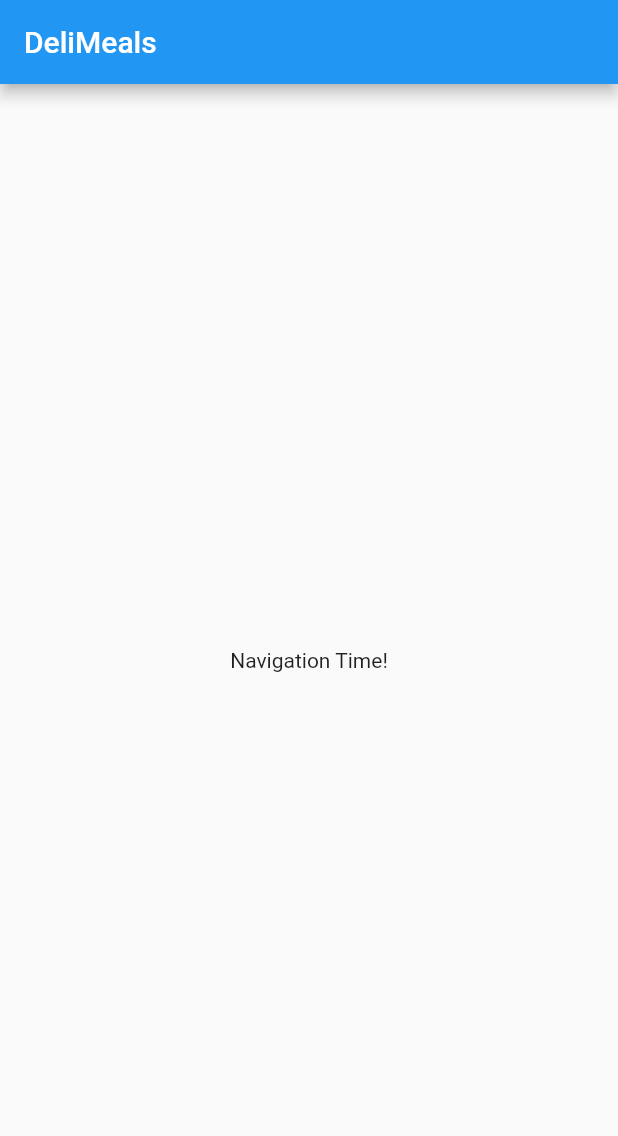
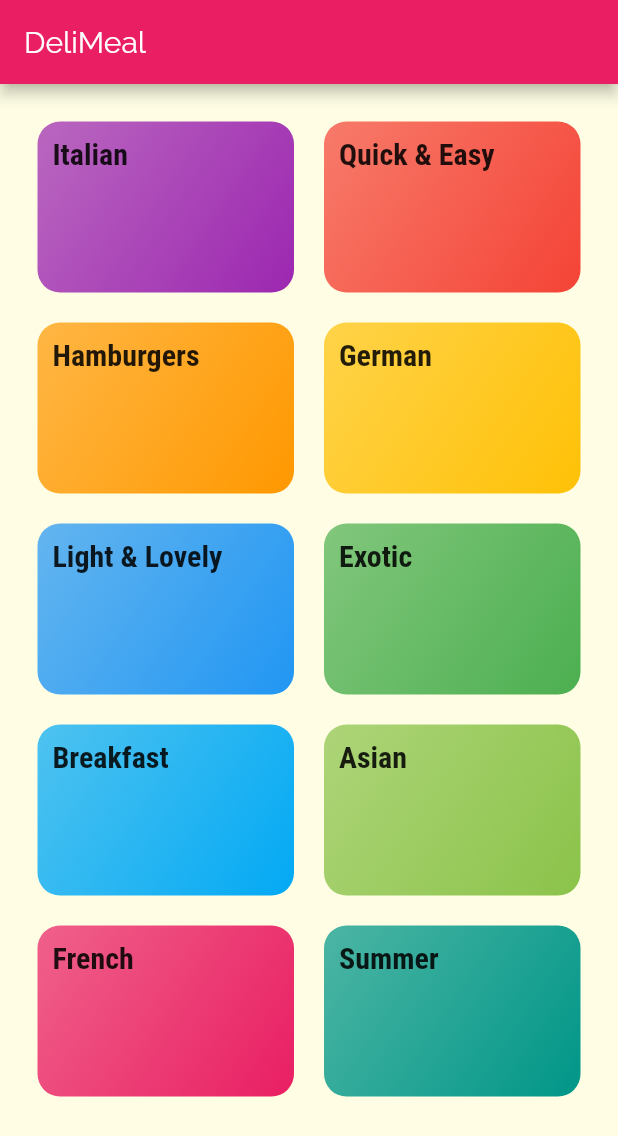
Before and after one commit to EngincanVaran/Meal_App, a Flutter app: the screen it shows after launch, on a phone screen of 412 x 824 dp. Shown: the top 1136 px of the screen. Run offline on Flutter 3.47's test engine with Material 2 defaults, Android fonts, the phone set to English and light mode, and no system bars.

Commit message:
Added Categories, Themes, Gridview and Clickable

```diff
--- /dev/null
+++ b/lib/Models/category.dart
@@ -0,0 +1,14 @@
+import "package:flutter/material.dart";
+
+class Category {
+  final String id;
+  final String title;
+  final Color color;
+
+  // named constructor
+  const Category({
+    @required this.id,
+    @required this.title,
+    this.color = Colors.orange,
+  });
+}
--- /dev/null
+++ b/lib/categories_screen.dart
@@ -0,0 +1,31 @@
+import "package:flutter/material.dart";
+
+import "./dummy_data.dart";
+import "./category_item.dart";
+
+class CategoriesScreen extends StatelessWidget {
+  @override
+  Widget build(BuildContext context) {
+    return Scaffold(
+      appBar: AppBar(
+        title: const Text("DeliMeal"),
+      ),
+      body: GridView(
+        padding: const EdgeInsets.all(25),
+        children: DUMMY_CATEGORIES
+            .map((catData) => CategoryItem(
+                  id: catData.id,
+                  title: catData.title,
+                  color: catData.color,
+                ))
+            .toList(),
+        gridDelegate: SliverGridDelegateWithMaxCrossAxisExtent(
+          maxCrossAxisExtent: 200,
+          childAspectRatio: 3 / 2,
+          crossAxisSpacing: 20,
+          mainAxisSpacing: 20,
+        ),
+      ),
+    );
+  }
+}
--- /dev/null
+++ b/lib/category_item.dart
@@ -0,0 +1,52 @@
+import "package:flutter/material.dart";
+
+import "./category_meals_screen.dart";
+
+class CategoryItem extends StatelessWidget {
+  final String id;
+  final String title;
+  final Color color;
+
+  CategoryItem({
+    this.id,
+    this.title,
+    this.color,
+  });
+
+  void _selectCategory(BuildContext ctx) {
+    Navigator.of(ctx).pushNamed(
+      CategoryMealsScreen.screenRouteName,
+      arguments: {
+        "id": id,
+        "title": title,
+      },
+    );
+  }
+
+  @override
+  Widget build(BuildContext context) {
+    return InkWell(
+      onTap: () => _selectCategory(context),
+      splashColor: Theme.of(context).primaryColor,
+      borderRadius: BorderRadius.circular(15),
+      child: Container(
+        padding: const EdgeInsets.all(10),
+        child: Text(
+          title,
+          style: Theme.of(context).textTheme.headline6,
+        ),
+        decoration: BoxDecoration(
+          gradient: LinearGradient(
+            colors: [
+              color.withOpacity(0.7),
+              color,
+            ],
+            begin: Alignment.topLeft,
+            end: Alignment.bottomRight,
+          ),
+          borderRadius: BorderRadius.circular(15),
+        ),
+      ),
+    );
+  }
+}
--- /dev/null
+++ b/lib/category_meals_screen.dart
@@ -0,0 +1,30 @@
+import "package:flutter/material.dart";
+
+class CategoryMealsScreen extends StatelessWidget {
+  static const screenRouteName = "/category-meals";
+  // final String categoryID;
+  // final String categoryTitle;
+
+  // CategoryMealsScreen(
+  //   this.categoryID,
+  //   this.categoryTitle,
+  // );
+
+  @override
+  Widget build(BuildContext context) {
+    // get the arguments from the route and store it as always
+    final routeArgs =
+        ModalRoute.of(context).settings.arguments as Map<String, String>;
+    final String categoryTitle = routeArgs["title"];
+    final String categoryID = routeArgs["id"];
+
+    return Scaffold(
+      appBar: AppBar(
+        title: Text(categoryTitle),
+      ),
+      body: Center(
+        child: const Text("The Recipes for meals"),
+      ),
+    );
+  }
+}
--- /dev/null
+++ b/lib/dummy_data.dart
@@ -0,0 +1,56 @@
+import 'package:flutter/material.dart';
+
+import './models/category.dart';
+
+const DUMMY_CATEGORIES = const [
+  Category(
+    id: 'c1',
+    title: 'Italian',
+    color: Colors.purple,
+  ),
+  Category(
+    id: 'c2',
+    title: 'Quick & Easy',
+    color: Colors.red,
+  ),
+  Category(
+    id: 'c3',
+    title: 'Hamburgers',
+    color: Colors.orange,
+  ),
+  Category(
+    id: 'c4',
+    title: 'German',
+    color: Colors.amber,
+  ),
+  Category(
+    id: 'c5',
+    title: 'Light & Lovely',
+    color: Colors.blue,
+  ),
+  Category(
+    id: 'c6',
+    title: 'Exotic',
+    color: Colors.green,
+  ),
+  Category(
+    id: 'c7',
+    title: 'Breakfast',
+    color: Colors.lightBlue,
+  ),
+  Category(
+    id: 'c8',
+    title: 'Asian',
+    color: Colors.lightGreen,
+  ),
+  Category(
+    id: 'c9',
+    title: 'French',
+    color: Colors.pink,
+  ),
+  Category(
+    id: 'c10',
+    title: 'Summer',
+    color: Colors.teal,
+  ),
+];
--- a/lib/main.dart
+++ b/lib/main.dart
@@ -1,4 +1,7 @@
 import 'package:flutter/material.dart';
+
+import "./categories_screen.dart";
+import "./category_meals_screen.dart";
 
 void main() => runApp(MyApp());
 
@@ -8,28 +11,26 @@ class MyApp extends StatelessWidget {
     return MaterialApp(
       title: 'DeliMeals',
       theme: ThemeData(
-        primarySwatch: Colors.blue,
+        primarySwatch: Colors.pink,
+        accentColor: Colors.amber,
+        canvasColor: Color.fromRGBO(255, 254, 229, 1),
+        fontFamily: "Raleway",
+        textTheme: ThemeData.light().textTheme.copyWith(
+              bodyText1: const TextStyle(color: Color.fromRGBO(20, 51, 51, 1)),
+              bodyText2: const TextStyle(color: Color.fromRGBO(20, 51, 51, 1)),
+              headline6: const TextStyle(
+                fontSize: 20,
+                fontWeight: FontWeight.bold,
+                fontFamily: "RobotoCondensed",
+              ),
+            ),
       ),
-      home: MyHomePage(),
+      //initialRoute: "/", // default is /
+      home: CategoriesScreen(), //first screen to our App
+      routes: {
+        // "/": (_) => CategoriesScreen(),
+        CategoryMealsScreen.screenRouteName: (_) => CategoryMealsScreen(),
+      },
     );
   }
 }
-
-class MyHomePage extends StatefulWidget {
-  @override
-  _MyHomePageState createState() => _MyHomePageState();
-}
-
-class _MyHomePageState extends State<MyHomePage> {
-  @override
-  Widget build(BuildContext context) {
-    return Scaffold(
-      appBar: AppBar(
-        title: Text('DeliMeals'),
-      ),
-      body: Center(
-        child: Text('Navigation Time!'),
-      ),
-    );
-  }
-}
```
Also changed, not shown: pubspec.yaml (+20 -0 lines), Assets/fonts/Raleway-Black.ttf (added), Assets/fonts/Raleway-Bold.ttf (added), Assets/fonts/Raleway-Regular.ttf (added), Assets/fonts/RobotoCondensed-Bold.ttf (added), Assets/fonts/RobotoCondensed-Italic.ttf (added), Assets/fonts/RobotoCondensed-Light.ttf (added), Assets/fonts/RobotoCondensed-Regular.ttf (added).
